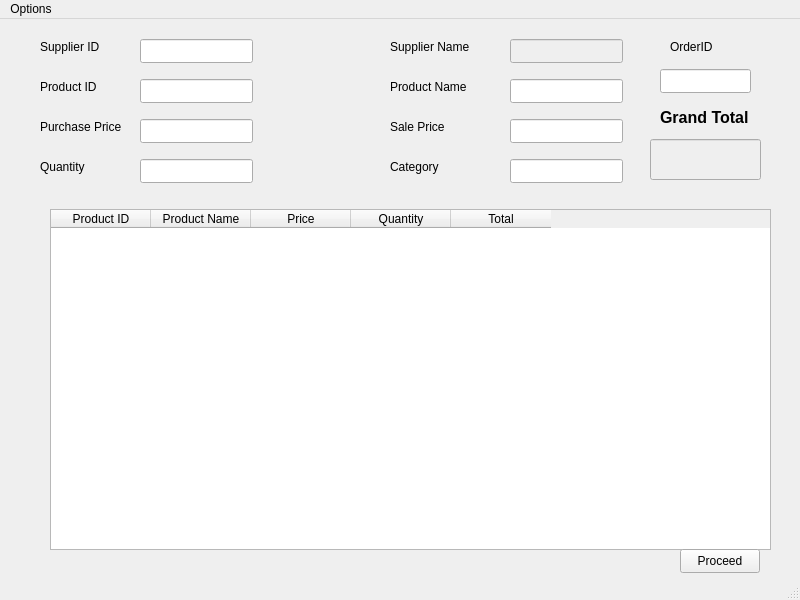
Above: Customer/supplierOrder.ui from MalikTalha03/Sufi-Traders-DB before the change. Below: the same form after it.
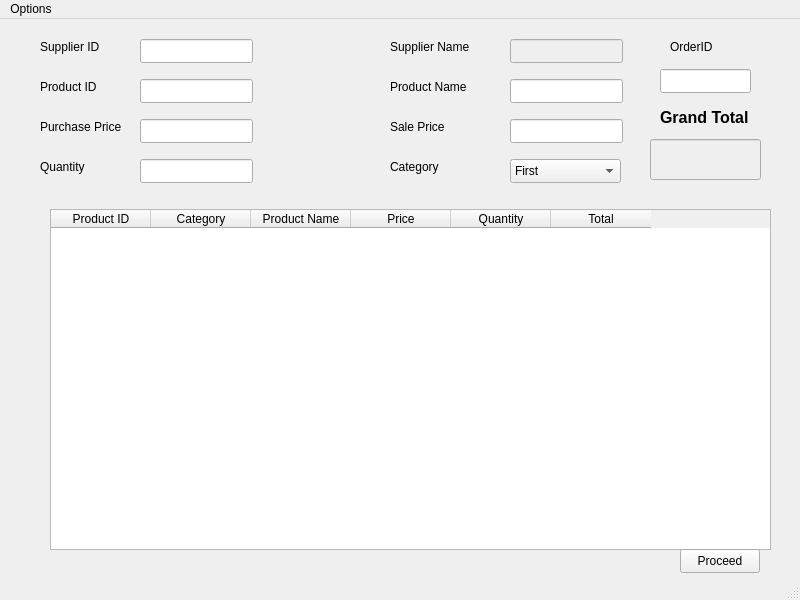
That is the form after the change.

```diff
--- a/Customer/supplierOrder.ui
+++ b/Customer/supplierOrder.ui
@@ -195,6 +195,11 @@
       <string>Product ID</string>
      </property>
     </column>
+    <column>
+     <property name="text">
+      <string>Category</string>
+     </property>
+    </column>
     <column>
      <property name="text">
       <string>Product Name</string>
@@ -277,16 +282,6 @@
      <string>Category</string>
     </property>
    </widget>
-   <widget class="QLineEdit" name="lineEdit_9">
-    <property name="geometry">
-     <rect>
-      <x>510</x>
-      <y>140</y>
-      <width>113</width>
-      <height>24</height>
-     </rect>
-    </property>
-   </widget>
    <widget class="QLabel" name="label_10">
     <property name="geometry">
      <rect>
@@ -310,6 +305,21 @@
      </rect>
     </property>
    </widget>
+   <widget class="QComboBox" name="comboBox">
+    <property name="geometry">
+     <rect>
+      <x>510</x>
+      <y>140</y>
+      <width>111</width>
+      <height>24</height>
+     </rect>
+    </property>
+    <item>
+     <property name="text">
+      <string>First</string>
+     </property>
+    </item>
+   </widget>
   </widget>
   <widget class="QMenuBar" name="menubar">
    <property name="geometry">
```
